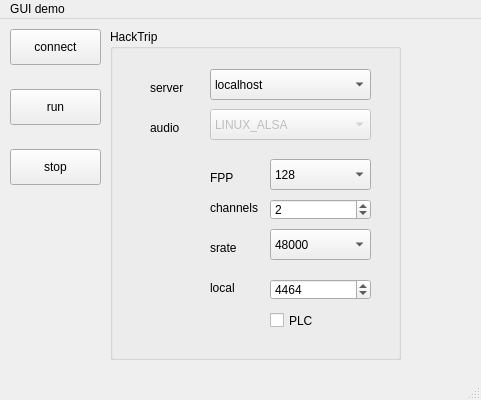
Above: guiDemo/app/mainwindow.ui from cchafe/hacktrip before the change. Below: the same form after it.
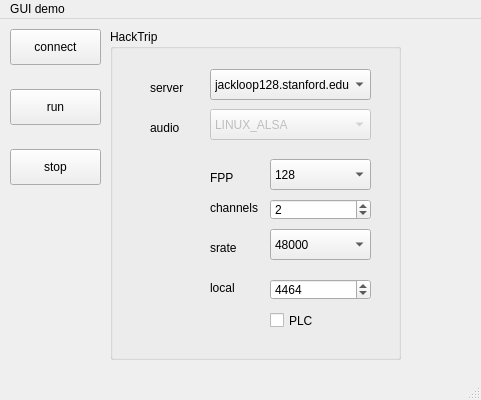
That is the form after the change.

Patch:
```diff
--- a/guiDemo/app/mainwindow.ui
+++ b/guiDemo/app/mainwindow.ui
@@ -143,6 +143,11 @@
        <height>31</height>
       </rect>
      </property>
+     <item>
+      <property name="text">
+       <string>jackloop128.stanford.edu</string>
+      </property>
+     </item>
      <item>
       <property name="text">
        <string>localhost</string>
```
Left out of the diff: 5 changed lines with no effect on the pictures.
